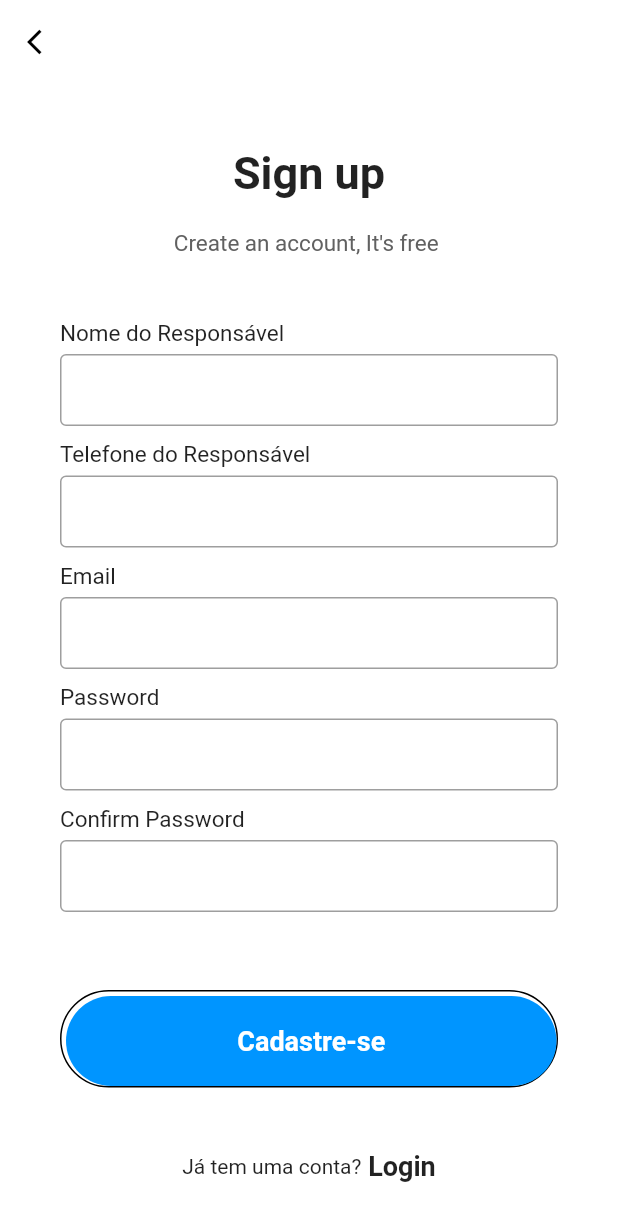
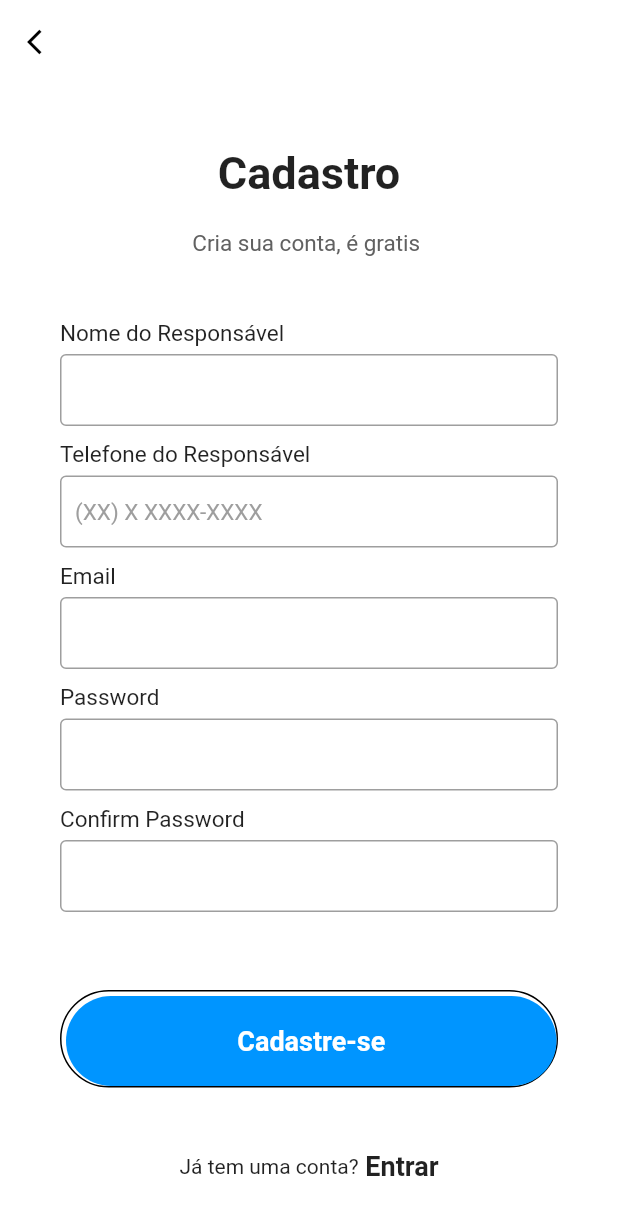
Before and after one commit to dmiranda83/futeba-futeba_flutter, a Flutter app: the SignupPage screen opened directly, on a phone screen of 412 x 824 dp. Shown: the top 1221 px of the screen. Run offline on Flutter 3.47's test engine with Material 2 defaults, Android fonts, the phone set to English and light mode, and no system bars; our stand-ins replace awesome_dialog, flutter_slidable, mask_text_input_formatter; network calls fail.

Commit message:
Implementacao de cadastro de equipes

```diff
--- a/lib/screens/login_page.dart
+++ b/lib/screens/login_page.dart
@@ -127,7 +127,7 @@ class _LoginPageState extends State<LoginPage> {
                     height: 200,
                     decoration: BoxDecoration(
                       image: DecorationImage(
-                          image: AssetImage("images/background.png"),
+                          image: AssetImage("assets/images/background.png"),
                           fit: BoxFit.fitHeight),
                     ),
                   )
@@ -162,7 +162,6 @@ class _LoginPageState extends State<LoginPage> {
               MaterialPageRoute(
                   builder: (context) => SelectTeam(teams: user.teams)));
         } else if (user.teams.length == 1) {
-          print(user.teams[0]);
           Navigator.push(
               context,
               MaterialPageRoute(
--- a/lib/screens/main_menu_page.dart
+++ b/lib/screens/main_menu_page.dart
@@ -172,7 +172,6 @@ class _MainMenuState extends State<MainMenu> {
   }
 
   void playersPage(BuildContext context) {
-    print(widget.team);
     Navigator.push(
         context,
         MaterialPageRoute(
--- a/lib/screens/player_edit_page.dart
+++ b/lib/screens/player_edit_page.dart
@@ -89,9 +89,8 @@ class _PlayerEditState extends State<PlayerEdit> {
           ),
           FutureBuilder<List<Position>>(
             future: fetchPositions(http.Client()),
-            builder: (BuildContext, snapshot) {
+            builder: (BuildContext context, snapshot) {
               if (snapshot.data != null) {
-                //print('project snapshot data is: ${projectSnap.data}');
                 return Container(
                   padding: EdgeInsets.symmetric(horizontal: 12, vertical: 4),
                   decoration: BoxDecoration(
--- a/lib/screens/player_registration_page.dart
+++ b/lib/screens/player_registration_page.dart
@@ -88,7 +88,6 @@ class _PlayerRegistrationState extends State<PlayerRegistration> {
             future: fetchPositions(http.Client()),
             builder: (BuildContext, snapshot) {
               if (snapshot.data != null) {
-                //print('project snapshot data is: ${projectSnap.data}');
                 return Container(
                   padding: EdgeInsets.symmetric(horizontal: 12, vertical: 4),
                   decoration: BoxDecoration(
@@ -161,7 +160,6 @@ class _PlayerRegistrationState extends State<PlayerRegistration> {
     } else if (response.statusCode == 208) {
       showAlertDialogOnOkCallbackError();
     } else {
-      print(response);
       ScaffoldMessenger.of(context).showSnackBar(
           SnackBar(content: Text("Houve falha ao cadastrar atleta!")));
     }
--- a/lib/screens/signup_page.dart
+++ b/lib/screens/signup_page.dart
@@ -6,6 +6,7 @@ import 'package:flutter/services.dart';
 import 'package:futeba/models/User.dart';
 import 'package:futeba/screens/team_registration_page.dart';
 import 'package:http/http.dart' as http;
+import 'package:mask_text_input_formatter/mask_text_input_formatter.dart';
 
 class SignupPage extends StatefulWidget {
   @override
@@ -13,6 +14,8 @@ class SignupPage extends StatefulWidget {
 }
 
 class _SignupPageState extends State<SignupPage> {
+  var maskFormatter = new MaskTextInputFormatter(
+      mask: '(##) # ####-####', filter: {"#": RegExp(r'[0-9]')});
   var _nameController = TextEditingController();
   var _celPhoneController = TextEditingController();
   var _emailController = TextEditingController();
@@ -24,7 +27,10 @@ class _SignupPageState extends State<SignupPage> {
         backgroundColor: Colors.white,
         appBar: AppBar(
           elevation: 0,
-          brightness: Brightness.light,
+          systemOverlayStyle: SystemUiOverlayStyle(
+            systemNavigationBarColor: Colors.white, // Navigation bar
+            statusBarColor: Colors.white, // Status bar
+          ),
           backgroundColor: Colors.white,
           leading: IconButton(
             onPressed: () {
@@ -48,7 +54,7 @@ class _SignupPageState extends State<SignupPage> {
                 Column(
                   children: <Widget>[
                     Text(
-                      "Sign up",
+                      "Cadastro",
                       style: TextStyle(
                         fontSize: 30,
                         fontWeight: FontWeight.bold,
@@ -58,7 +64,7 @@ class _SignupPageState extends State<SignupPage> {
                       height: 20,
                     ),
                     Text(
-                      "Create an account, It's free ",
+                      "Cria sua conta, é gratis ",
                       style: TextStyle(fontSize: 15, color: Colors.grey[700]),
                     )
                   ],
@@ -70,7 +76,9 @@ class _SignupPageState extends State<SignupPage> {
                         controller: _nameController),
                     inputFile(
                         label: "Telefone do Responsável",
-                        controller: _celPhoneController),
+                        controller: _celPhoneController,
+                        mask: maskFormatter,
+                        hintText: "(XX) X XXXX-XXXX"),
                     inputFile(label: "Email", controller: _emailController),
                     inputFile(
                         label: "Password",
@@ -121,7 +129,7 @@ class _SignupPageState extends State<SignupPage> {
                   children: <Widget>[
                     Text("Já tem uma conta?"),
                     Text(
-                      " Login",
+                      " Entrar",
                       style:
                           TextStyle(fontWeight: FontWeight.w600, fontSize: 18),
                     )
@@ -168,7 +176,9 @@ class _SignupPageState extends State<SignupPage> {
   }
 }
 
-Widget inputFile({label, obscureText = false, controller}) {
+Widget inputFile(
+    {label, obscureText = false, controller, mask, hintText = ""}) {
+  var masker = mask != null ? mask : new MaskTextInputFormatter(mask: '');
   return Column(
     crossAxisAlignment: CrossAxisAlignment.start,
     children: <Widget>[
@@ -182,8 +192,11 @@ Widget inputFile({label, obscureText = false, controller}) {
       ),
       TextField(
         obscureText: obscureText,
+        inputFormatters: [masker],
         controller: controller,
         decoration: InputDecoration(
+            hintText: hintText,
+            hintStyle: TextStyle(fontSize: 15.0, color: Colors.grey),
             contentPadding: EdgeInsets.symmetric(vertical: 0, horizontal: 10),
             enabledBorder: OutlineInputBorder(
               borderSide: BorderSide(color: Colors.grey),
```
Also changed, not shown: lib/models/player.dart (+4 -4 lines), lib/screens/home_page.dart (+4 -16 lines), lib/screens/team_registration_page.dart (+83 -9 lines), pubspec.yaml (+5 -3 lines), lib/models/result_cep.dart (added), lib/services/via_cep_service.dart (added), pubspec.lock.
